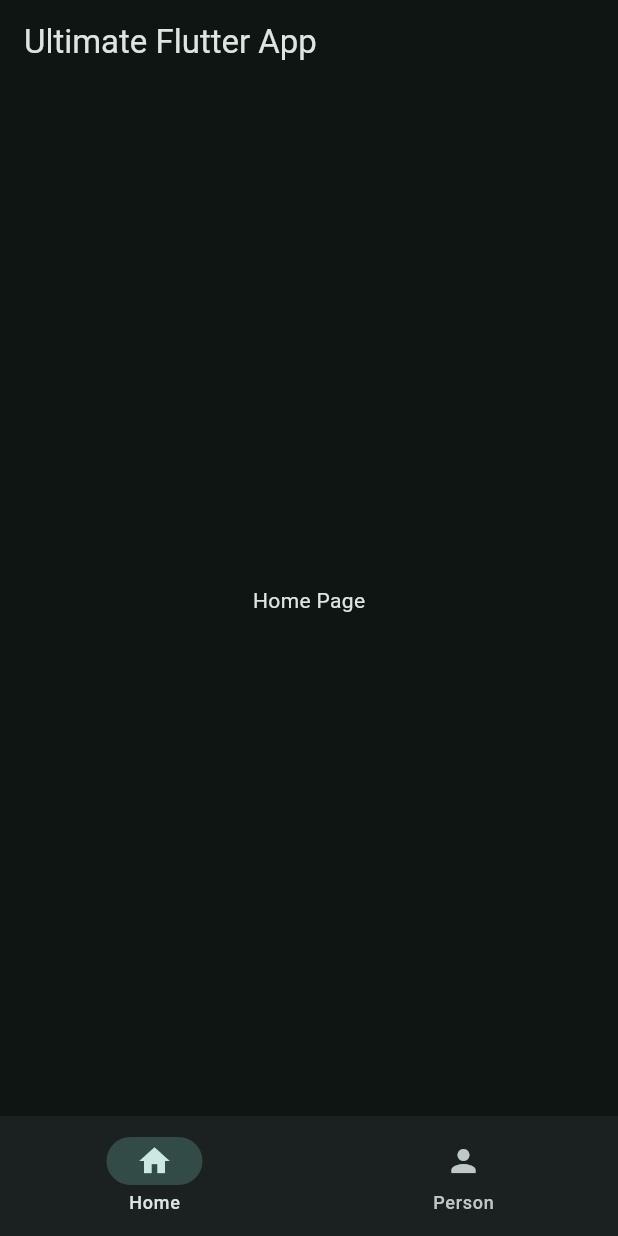
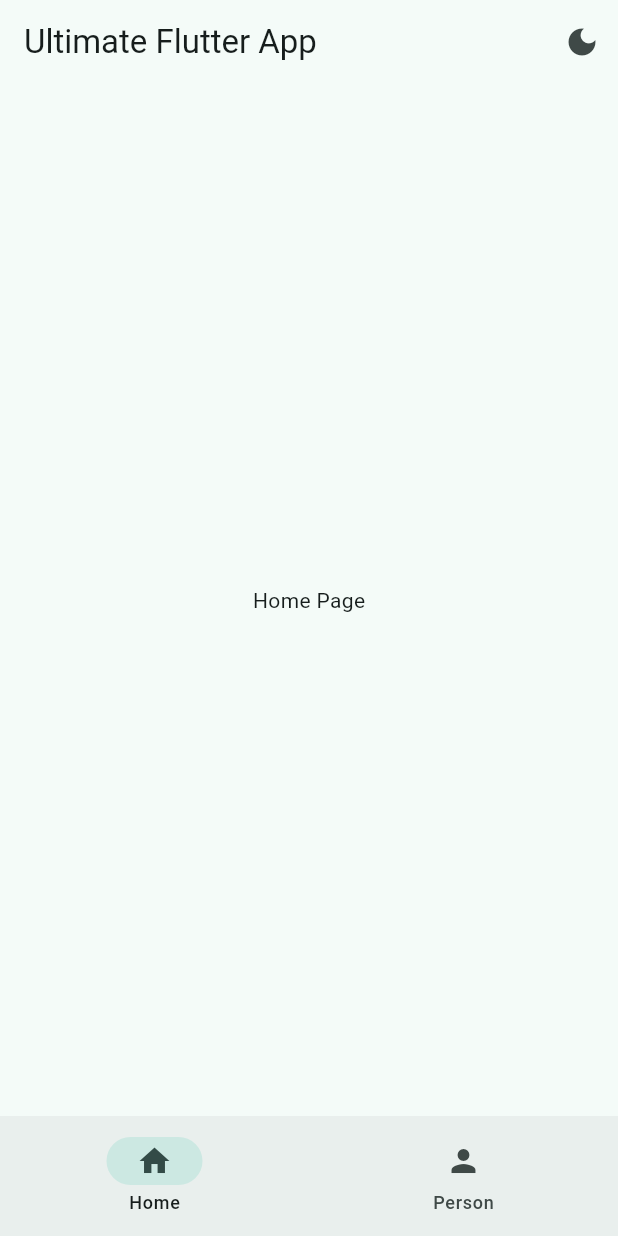
Before and after one commit to macwindow10/ultimate_flutter_app, a Flutter app: the screen it shows after launch, on a phone screen of 412 x 824 dp. Run offline on Flutter 3.47's test engine with Material 3 defaults, Android fonts, the phone set to English and light mode, and no system bars.

Commit message:
light mode, dark mode

```diff
--- a/lib/data/notifiers.dart
+++ b/lib/data/notifiers.dart
@@ -4,3 +4,4 @@
 import 'package:flutter/material.dart';
 
 ValueNotifier<int> selectedPageNotifier = ValueNotifier(0);
+ValueNotifier<bool> isDarkModeNotifier = ValueNotifier(false);
--- a/lib/main.dart
+++ b/lib/main.dart
@@ -1,4 +1,5 @@
 import 'package:flutter/material.dart';
+import 'package:ultimate_flutter_app/data/notifiers.dart';
 import 'package:ultimate_flutter_app/views/widget_tree.dart';
 
 void main() {
@@ -15,12 +16,18 @@ class MyApp extends StatefulWidget {
 class _MyAppState extends State<MyApp> {
   @override
   Widget build(BuildContext context) {
-    return MaterialApp(
-      debugShowCheckedModeBanner: false,
-      theme: ThemeData(
-          colorScheme: ColorScheme.fromSeed(
-              seedColor: Colors.teal, brightness: Brightness.dark)),
-      home: const WidgetTree(),
+    return ValueListenableBuilder(
+      valueListenable: isDarkModeNotifier,
+      builder: (context, isDarkMode, child) {
+        return MaterialApp(
+          debugShowCheckedModeBanner: false,
+          theme: ThemeData(
+              colorScheme: ColorScheme.fromSeed(
+                  seedColor: Colors.teal,
+                  brightness: isDarkMode ? Brightness.dark : Brightness.light)),
+          home: const WidgetTree(),
+        );
+      },
     );
   }
 }
--- a/lib/views/widget_tree.dart
+++ b/lib/views/widget_tree.dart
@@ -15,7 +15,21 @@ class WidgetTree extends StatelessWidget {
   @override
   Widget build(BuildContext context) {
     return Scaffold(
-      appBar: AppBar(title: const Text('Ultimate Flutter App')),
+      appBar: AppBar(
+        title: const Text('Ultimate Flutter App'),
+        actions: [
+          IconButton(
+              onPressed: () {
+                isDarkModeNotifier.value = !isDarkModeNotifier.value;
+              },
+              icon: ValueListenableBuilder(
+                valueListenable: isDarkModeNotifier,
+                builder: (context, isDarkMode, child) {
+                  return Icon(isDarkMode ? Icons.light_mode : Icons.dark_mode);
+                },
+              ))
+        ],
+      ),
       body: ValueListenableBuilder(
         valueListenable: selectedPageNotifier,
         builder: (context, selectedPage, child) {
```
